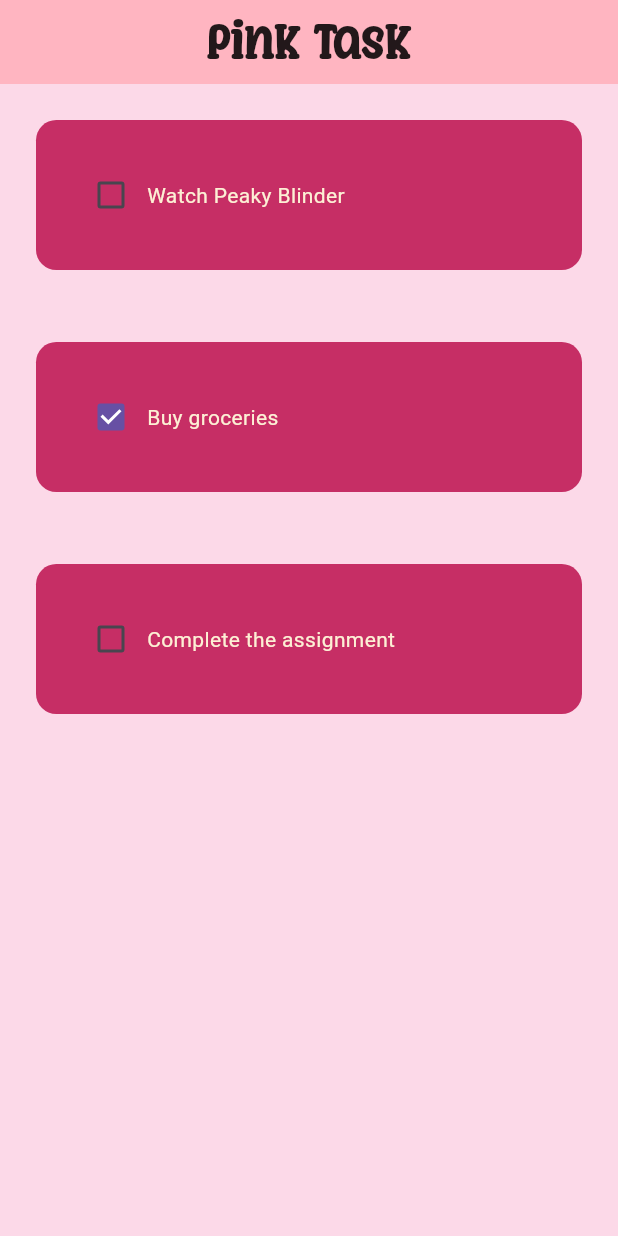
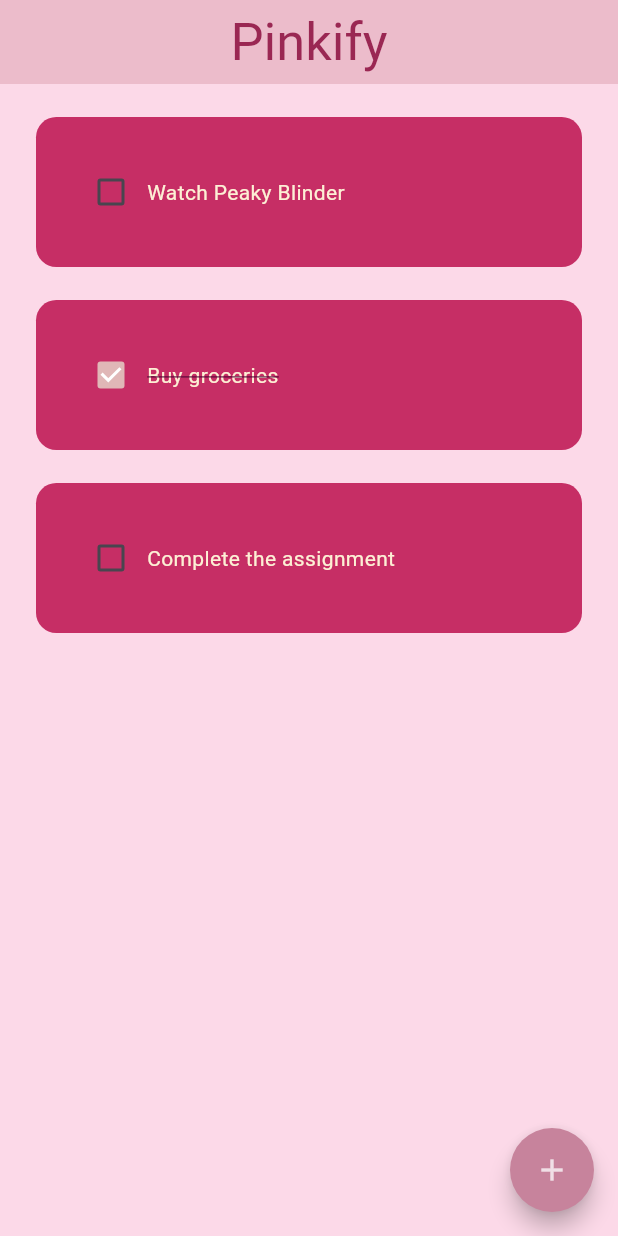
Before and after one commit to nsennes/DartPlayground, a Flutter app: the screen it shows after launch, on a phone screen of 412 x 824 dp. Run offline on Flutter 3.47's test engine with Material 3 defaults, Android fonts, the phone set to English and light mode, and no system bars; our stand-ins replace math_expressions; Roboto replaces fonts that are missing (AliensAndCows).

Commit message:
added create task

```diff
--- a/todo_app/lib/components/todo_tile.dart
+++ b/todo_app/lib/components/todo_tile.dart
@@ -1,4 +1,4 @@
-// ignore_for_file: prefer_const_constructors, avoid_unnecessary_containers, sort_child_properties_last, non_constant_identifier_names
+// ignore_for_file: prefer_const_constructors, avoid_unnecessary_containers, sort_child_properties_last, non_constant_identifier_names, must_be_immutable
 
 import 'package:flutter/material.dart';
 
@@ -17,18 +17,28 @@ class ToDoTile extends StatelessWidget {
   Widget build(BuildContext context) {
     Color DogwoodRose = Color(0xffC62E65);
     Color PapayaWhip = Color(0xffFDF0D5);
+    Color TeaRoseRed = Color(0xffE0B7B7);
 
     return Padding(
-      padding: const EdgeInsets.all(24.0),
+      padding: const EdgeInsets.only(left: 24, right: 24, top: 22),
       child: Container(
         child: Padding(
           padding: const EdgeInsets.all(26),
           child: Row(
             children: [
-              Checkbox(value: taskCompleted, onChanged: onChanged),
+              Checkbox(
+                value: taskCompleted,
+                onChanged: onChanged,
+                activeColor: TeaRoseRed,
+              ),
               Text(
                 taskName,
-                style: TextStyle(color: PapayaWhip),
+                style: TextStyle(
+                    color: PapayaWhip,
+                    decoration: taskCompleted
+                        ? TextDecoration.lineThrough
+                        : TextDecoration.none,
+                    decorationColor: Color.fromARGB(255, 77, 1, 49)),
               ),
             ],
           ),
--- a/todo_app/lib/pages/home_page.dart
+++ b/todo_app/lib/pages/home_page.dart
@@ -1,6 +1,7 @@
 // ignore_for_file: prefer_const_constructors, non_constant_identifier_names, prefer_const_literals_to_create_immutables
 
 import 'package:flutter/material.dart';
+import 'package:todo_app/components/dialog_box.dart';
 import '../components/todo_tile.dart';
 
 class HomePage extends StatefulWidget {
@@ -11,6 +12,8 @@ class HomePage extends StatefulWidget {
 }
 
 class _HomePageState extends State<HomePage> {
+  final _controller = TextEditingController();
+
   List toDoList = [
     ["Watch Peaky Blinder", false],
     ["Buy groceries", true],
@@ -23,25 +26,46 @@ class _HomePageState extends State<HomePage> {
     });
   }
 
+  void createNewTask() {
+    showDialog(
+      context: context,
+      builder: (context) {
+        return DialogBox(
+          controller: _controller,
+        );
+      },
+    );
+  }
+
   @override
   Widget build(BuildContext context) {
     Color MimiPink = Color(0xffFCD9E8);
-    Color CherryBlossomPink = Color(0xffFFB5C1);
+    Color CherryBlossomPink = Color.fromARGB(255, 236, 188, 203);
 
     return Scaffold(
         backgroundColor: MimiPink,
         appBar: AppBar(
           title: Text(
-            "Pink Task",
+            "Pinkify",
             style: TextStyle(
-              // fontWeight: FontWeight.w600,
+              //fontWeight: FontWeight.bold,
               fontSize: 35,
-              fontFamily: 'PacifyAngry',
-              color: Colors.black87,
+              fontFamily: 'AliensAndCows',
+              color: Color.fromARGB(245, 151, 33, 78),
             ),
           ),
           centerTitle: true,
           backgroundColor: CherryBlossomPink,
+        ),
+        floatingActionButton: FloatingActionButton(
+          onPressed: createNewTask,
+          shape:
+              RoundedRectangleBorder(borderRadius: BorderRadius.circular(50)),
+          backgroundColor: Color.fromARGB(255, 199, 131, 156),
+          child: Icon(
+            Icons.add,
+            color: Color.fromARGB(255, 240, 223, 230),
+          ),
         ),
         body: ListView.builder(
           itemCount: toDoList.length,
```
Also changed, not shown: todo_app/lib/components/dialog_box.dart (added, +56 -0 lines), todo_app/lib/components/my_button.dart (added, +29 -0 lines), todo_app/fonts/AliensAndCows-Orz6.ttf (added), todo_app/fonts/BodoniflfBold-MVZx.ttf (added), todo_app/fonts/BodoniflfBolditalic-K7dD.ttf (added), todo_app/fonts/BodoniflfItalic-2OEw.ttf (added), todo_app/fonts/BodoniflfRoman-vmAD.ttf (added), todo_app/fonts/Habis-jEldj.otf (added).
